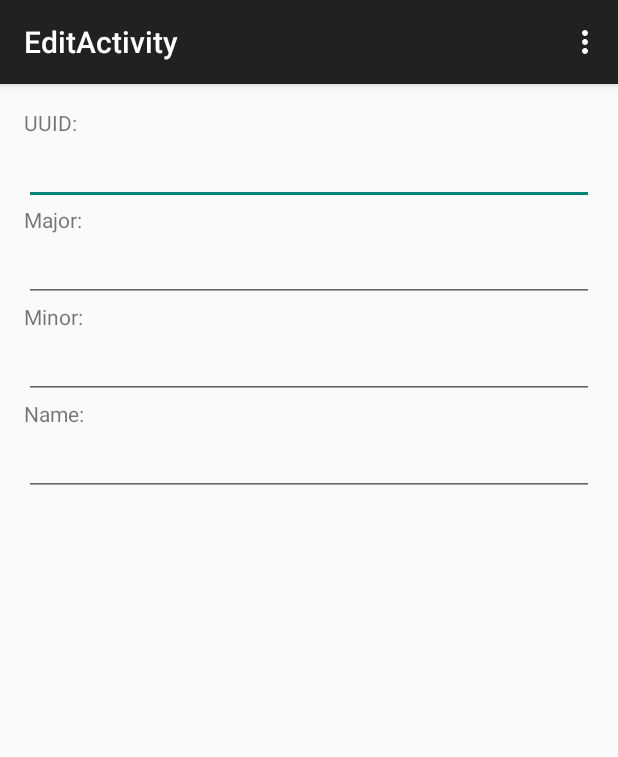
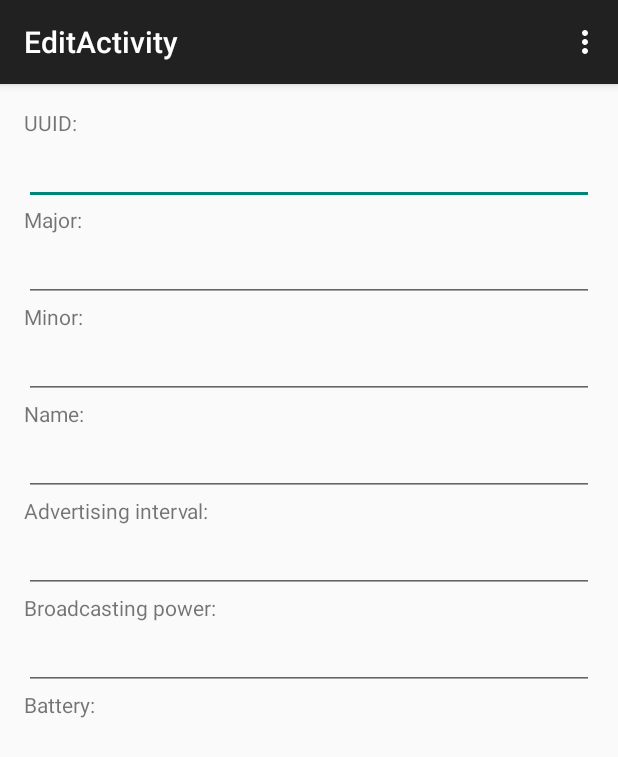
Before and after one commit to SolsticeConsulting/argentina-meetup-1, an Android app: the EditActivity screen opened directly, with no data from a screen before it, on a phone screen of 412 x 824 dp. Shown: the top 757 px of the screen. Run offline under Robolectric (Android 15) with nearby library versions, the phone set to English and light mode, and no system bars; 2 statements that could not run were skipped.

```diff
--- a/app/src/main/res/layout/activity_edit.xml
+++ b/app/src/main/res/layout/activity_edit.xml
@@ -68,4 +68,49 @@
         android:layout_below="@id/NameEditLabel"
         />
 
+    <TextView
+        android:id="@+id/AdvertEditLabel"
+        android:layout_width="wrap_content"
+        android:layout_height="wrap_content"
+        android:text="Advertising interval: "
+        android:layout_below="@id/NameTextBox"
+        />
+    <EditText
+        android:id="@+id/AdvertTextBox"
+        android:layout_width="fill_parent"
+        android:layout_height="wrap_content"
+        android:layout_below="@id/AdvertEditLabel"
+        />
+
+    <TextView
+        android:id="@+id/BrodcastEditLabel"
+        android:layout_width="wrap_content"
+        android:layout_height="wrap_content"
+        android:text="Broadcasting power:  "
+        android:layout_below="@id/AdvertTextBox"
+        />
+    <EditText
+        android:id="@+id/BrodcastTextBox"
+        android:layout_width="fill_parent"
+        android:layout_height="wrap_content"
+        android:layout_below="@id/BrodcastEditLabel"
+        />
+
+    <TextView
+        android:id="@+id/BatteryEditLabel"
+        android:layout_width="wrap_content"
+        android:layout_height="wrap_content"
+        android:text="Battery:"
+        android:layout_below="@id/BrodcastTextBox"
+        />
+    <TextView
+        android:id="@+id/BatteryTextBox"
+        android:layout_width="fill_parent"
+        android:layout_height="wrap_content"
+        android:layout_below="@id/BatteryEditLabel"
+        />
+
+
+
+
 </RelativeLayout>
```
Also changed, not shown: app/src/main/java/com/example/meetup/beaconsshow/DetailsActivity.java (+12 -9 lines), app/src/main/java/com/example/meetup/beaconsshow/EditActivity.java (+73 -1 lines), app/src/main/res/layout/activity_details.xml (+9 -0 lines).
